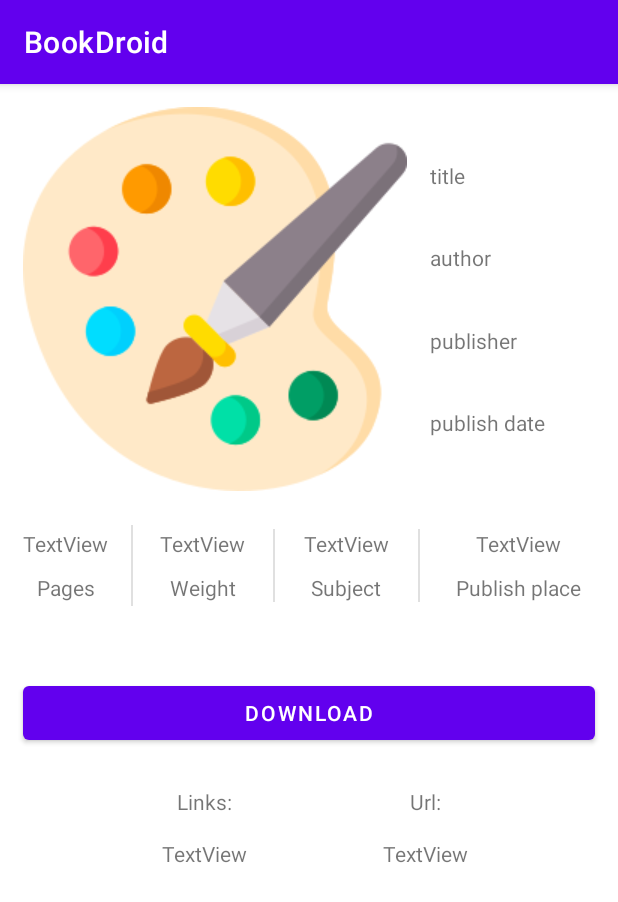
After one commit to Orlando17544/BookDroid, an Android app: the BookActivity screen opened directly, with no data from a screen before it, on a phone screen of 412 x 824 dp. The commit adds this screen. Shown: the top 902 px of the screen. Run offline under Robolectric (Android 15) with nearby library versions, the phone set to English and light mode, and no system bars; our stand-ins replace Room's generated code, data binding; 1 statement that could not run was skipped.

Commit message:
The UI of the book screen is added

```diff
--- a/app/src/main/AndroidManifest.xml
+++ b/app/src/main/AndroidManifest.xml
@@ -17,6 +17,12 @@
         android:theme="@style/Theme.BookDroid"
         tools:targetApi="31">
         <activity
+            android:name=".home.BookActivity"
+            android:exported="false" />
+        <activity
+            android:name=".home.CategoryActivity"
+            android:exported="false" />
+        <activity
             android:name=".MainActivity"
             android:exported="true">
             <intent-filter>
--- a/app/src/main/java/com/example/android/bookdroid/BindingAdapters.kt
+++ b/app/src/main/java/com/example/android/bookdroid/BindingAdapters.kt
@@ -28,7 +28,6 @@ import com.example.android.bookdroid.home.DownloadableBookAdapter
 import com.example.android.bookdroid.home.DownloadableBookApiStatus
 import com.example.android.bookdroid.home.DownloadableBookApiStatus.*
 import com.example.android.bookdroid.network.DownloadableBook
-
 
 /**
  * When there is no Mars property data (data is null), hide the [RecyclerView], otherwise show it.
--- a/app/src/main/java/com/example/android/bookdroid/database/BookDatabaseDao.kt
+++ b/app/src/main/java/com/example/android/bookdroid/database/BookDatabaseDao.kt
@@ -10,6 +10,9 @@ interface BookDatabaseDao {
     @Insert
     fun insertBookIdentifier(bookIdentifier: BookIdentifier)
 
+    @Query("SELECT identifier FROM book_id_table WHERE isbn = :isbn")
+    fun getBookIdentifierByIsbn(isbn: String): String;
+
     /*
     @Query("SELECT * FROM book_identifier_table WHERE category = :category")
     fun getBookIdentifiersByCategory(category: String): LiveData<Books>*/
--- a/app/src/main/java/com/example/android/bookdroid/database/BookIdentifier.kt
+++ b/app/src/main/java/com/example/android/bookdroid/database/BookIdentifier.kt
@@ -4,7 +4,7 @@ import androidx.room.ColumnInfo
 import androidx.room.Entity
 import androidx.room.PrimaryKey
 
-@Entity(tableName = "book_identifier_table")
+@Entity(tableName = "book_id_table")
 data class BookIdentifier(
     @PrimaryKey(autoGenerate = false)
     @ColumnInfo(name = "isbn")
--- /dev/null
+++ b/app/src/main/java/com/example/android/bookdroid/home/BookActivity.kt
@@ -0,0 +1,37 @@
+package com.example.android.bookdroid.home
+
+import androidx.appcompat.app.AppCompatActivity
+import android.os.Bundle
+import androidx.databinding.DataBindingUtil
+import androidx.lifecycle.ViewModelProvider
+import com.example.android.bookdroid.R
+import com.example.android.bookdroid.database.BookDatabase
+import com.example.android.bookdroid.databinding.ActivityBookBinding
+import com.example.android.bookdroid.databinding.ActivityCategoryBinding
+import com.example.android.bookdroid.network.DownloadableBook
+
+class BookActivity : AppCompatActivity() {
+
+    private lateinit var binding: ActivityBookBinding
+    private lateinit var viewModel: BookViewModel
+
+    override fun onCreate(savedInstanceState: Bundle?) {
+        super.onCreate(savedInstanceState)
+        setContentView(R.layout.activity_book)
+
+        binding = DataBindingUtil.setContentView(this, R.layout.activity_book)
+
+        val downloadableBook = intent.getParcelableExtra<DownloadableBook>(EXTRA_MESSAGE)
+
+        val dataSource = BookDatabase.getInstance(application).bookDatabaseDao;
+
+        val viewModelFactory = downloadableBook?.let { BookViewModelFactory(it, dataSource) }
+
+        // Get a reference to the ViewModel associated with this fragment.
+        viewModel = viewModelFactory?.let {
+            ViewModelProvider(this,
+                it
+            ).get(BookViewModel::class.java)
+        }!!
+    }
+}
--- /dev/null
+++ b/app/src/main/res/layout/activity_book.xml
@@ -0,0 +1,243 @@
+<?xml version="1.0" encoding="utf-8"?>
+<layout>
+
+    <androidx.constraintlayout.widget.ConstraintLayout xmlns:android="http://schemas.android.com/apk/res/android"
+        xmlns:app="http://schemas.android.com/apk/res-auto"
+        xmlns:tools="http://schemas.android.com/tools"
+        android:layout_width="match_parent"
+        android:layout_height="match_parent"
+        tools:context=".home.BookActivity">
+
+        <ImageView
+            android:id="@+id/imageView"
+            android:layout_width="wrap_content"
+            android:layout_height="wrap_content"
+            android:layout_marginStart="15dp"
+            android:layout_marginTop="15dp"
+            android:src="@drawable/art"
+            app:layout_constraintStart_toStartOf="parent"
+            app:layout_constraintTop_toTopOf="parent" />
+
+        <TextView
+            android:id="@+id/textView8"
+            android:layout_width="0dp"
+            android:layout_height="wrap_content"
+            android:layout_marginStart="15dp"
+            android:layout_marginEnd="15dp"
+            android:text="title"
+            app:layout_constraintBottom_toTopOf="@+id/textView9"
+            app:layout_constraintEnd_toEndOf="parent"
+            app:layout_constraintStart_toEndOf="@+id/imageView"
+            app:layout_constraintTop_toTopOf="@+id/imageView"
+            app:layout_constraintVertical_chainStyle="spread" />
+
+        <TextView
+            android:id="@+id/textView9"
+            android:layout_width="0dp"
+            android:layout_height="wrap_content"
+            android:layout_marginStart="15dp"
+            android:layout_marginEnd="15dp"
+            android:text="author"
+            app:layout_constraintBottom_toTopOf="@+id/textView10"
+            app:layout_constraintEnd_toEndOf="parent"
+            app:layout_constraintStart_toEndOf="@+id/imageView"
+            app:layout_constraintTop_toBottomOf="@+id/textView8" />
+
+        <TextView
+            android:id="@+id/textView10"
+            android:layout_width="0dp"
+            android:layout_height="wrap_content"
+            android:layout_marginStart="15dp"
+            android:layout_marginEnd="15dp"
+            android:text="publisher"
+            app:layout_constraintBottom_toTopOf="@+id/textView11"
+            app:layout_constraintEnd_toEndOf="parent"
+            app:layout_constraintStart_toEndOf="@+id/imageView"
+            app:layout_constraintTop_toBottomOf="@+id/textView9" />
+
+        <TextView
+            android:id="@+id/textView11"
+            android:layout_width="0dp"
+            android:layout_height="wrap_content"
+            android:layout_marginStart="15dp"
+            android:layout_marginEnd="15dp"
+            android:text="publish date"
+            app:layout_constraintBottom_toBottomOf="@+id/imageView"
+            app:layout_constraintEnd_toEndOf="parent"
+            app:layout_constraintStart_toEndOf="@+id/imageView"
+            app:layout_constraintTop_toBottomOf="@+id/textView10" />
+
+        <TextView
+            android:id="@+id/textView"
+            android:layout_width="wrap_content"
+            android:layout_height="wrap_content"
+            android:layout_marginTop="10dp"
+            android:text="Pages"
+            app:layout_constraintEnd_toStartOf="@+id/divider"
+            app:layout_constraintHorizontal_bias="0.5"
+            app:layout_constraintStart_toStartOf="parent"
+            app:layout_constraintTop_toBottomOf="@+id/textView5" />
+
+        <TextView
+            android:id="@+id/textView2"
+            android:layout_width="wrap_content"
+            android:layout_height="wrap_content"
+            android:layout_marginTop="10dp"
+            android:text="Weight"
+            app:layout_constraintEnd_toStartOf="@+id/divider2"
+            app:layout_constraintHorizontal_bias="0.5"
+            app:layout_constraintStart_toEndOf="@+id/divider"
+            app:layout_constraintTop_toBottomOf="@+id/textView6" />
+
+        <TextView
+            android:id="@+id/textView3"
+            android:layout_width="wrap_content"
+            android:layout_height="wrap_content"
+            android:layout_marginTop="10dp"
+            android:text="Subject"
+            app:layout_constraintEnd_toStartOf="@+id/divider3"
+            app:layout_constraintHorizontal_bias="0.5"
+            app:layout_constraintStart_toEndOf="@+id/divider2"
+            app:layout_constraintTop_toBottomOf="@+id/textView7" />
+
+        <TextView
+            android:id="@+id/textView4"
+            android:layout_width="wrap_content"
+            android:layout_height="wrap_content"
+            android:layout_marginTop="10dp"
+            android:text="Publish place"
+            app:layout_constraintEnd_toEndOf="parent"
+            app:layout_constraintHorizontal_bias="0.5"
+            app:layout_constraintStart_toEndOf="@+id/divider3"
+            app:layout_constraintTop_toBottomOf="@+id/textView12" />
+
+        <View
+            android:id="@+id/divider"
+            android:layout_width="1dp"
+            android:layout_height="54dp"
+            android:background="?android:attr/listDivider"
+            app:layout_constraintBottom_toBottomOf="@+id/textView"
+            app:layout_constraintEnd_toStartOf="@+id/textView2"
+            app:layout_constraintHorizontal_bias="0.5"
+            app:layout_constraintStart_toEndOf="@+id/textView"
+            app:layout_constraintTop_toTopOf="@+id/textView5" />
+
+        <View
+            android:id="@+id/divider2"
+            android:layout_width="1dp"
+            android:layout_height="0dp"
+            android:background="?android:attr/listDivider"
+            app:layout_constraintBottom_toBottomOf="@+id/textView2"
+            app:layout_constraintEnd_toStartOf="@+id/textView3"
+            app:layout_constraintHorizontal_bias="0.5"
+            app:layout_constraintStart_toEndOf="@+id/textView2"
+            app:layout_constraintTop_toTopOf="@+id/textView6" />
+
+        <View
+            android:id="@+id/divider3"
+            android:layout_width="1dp"
+            android:layout_height="0dp"
+            android:background="?android:attr/listDivider"
+            app:layout_constraintBottom_toBottomOf="@+id/textView3"
+            app:layout_constraintEnd_toStartOf="@+id/textView4"
+            app:layout_constraintHorizontal_bias="0.5"
+            app:layout_constraintStart_toEndOf="@+id/textView3"
+            app:layout_constraintTop_toTopOf="@+id/textView7" />
+
+        <TextView
+            android:id="@+id/textView5"
+            android:layout_width="wrap_content"
+            android:layout_height="wrap_content"
+            android:layout_marginTop="25dp"
+            android:text="TextView"
+            app:layout_constraintEnd_toEndOf="@+id/textView"
+            app:layout_constraintStart_toStartOf="@+id/textView"
+            app:layout_constraintTop_toBottomOf="@+id/imageView" />
+
+        <TextView
+            android:id="@+id/textView6"
+            android:layout_width="wrap_content"
+            android:layout_height="wrap_content"
+            android:layout_marginTop="25dp"
+            android:text="TextView"
+            app:layout_constraintEnd_toEndOf="@+id/textView2"
+            app:layout_constraintStart_toStartOf="@+id/textView2"
+            app:layout_constraintTop_toBottomOf="@+id/imageView" />
+
+        <TextView
+            android:id="@+id/textView7"
+            android:layout_width="wrap_content"
+            android:layout_height="wrap_content"
+            android:layout_marginTop="25dp"
+            android:text="TextView"
+            app:layout_constraintEnd_toEndOf="@+id/textView3"
+            app:layout_constraintStart_toStartOf="@+id/textView3"
+            app:layout_constraintTop_toBottomOf="@+id/imageView" />
+
+        <TextView
+            android:id="@+id/textView12"
+            android:layout_width="wrap_content"
+            android:layout_height="wrap_content"
+            android:layout_marginTop="25dp"
+            android:text="TextView"
+            app:layout_constraintEnd_toEndOf="@+id/textView4"
+            app:layout_constraintStart_toStartOf="@+id/textView4"
+            app:layout_constraintTop_toBottomOf="@+id/imageView" />
+
+        <Button
+            android:id="@+id/button"
+            android:layout_width="0dp"
+            android:layout_height="wrap_content"
+            android:layout_marginHorizontal="15dp"
+            android:layout_marginTop="50dp"
+            android:text="Download"
+            app:layout_constraintEnd_toEndOf="parent"
+            app:layout_constraintStart_toStartOf="parent"
+            app:layout_constraintTop_toBottomOf="@+id/divider2" />
+
+        <TextView
+            android:id="@+id/textView13"
+            android:layout_width="wrap_content"
+            android:layout_height="wrap_content"
+            android:layout_marginTop="25dp"
+            android:text="Links:"
+            app:layout_constraintEnd_toStartOf="@+id/textView15"
+            app:layout_constraintHorizontal_bias="0.5"
+            app:layout_constraintHorizontal_chainStyle="spread"
+            app:layout_constraintStart_toStartOf="parent"
+            app:layout_constraintTop_toBottomOf="@+id/button" />
+
+        <TextView
+            android:id="@+id/textView14"
+            android:layout_width="wrap_content"
+            android:layout_height="wrap_content"
+            android:layout_marginTop="15dp"
+            android:text="TextView"
+            app:layout_constraintEnd_toEndOf="@+id/textView13"
+            app:layout_constraintStart_toStartOf="@+id/textView13"
+            app:layout_constraintTop_toBottomOf="@+id/textView13" />
+
+        <TextView
+            android:id="@+id/textView15"
+            android:layout_width="wrap_content"
+            android:layout_height="wrap_content"
+            android:layout_marginTop="25dp"
+            android:text="Url:"
+            app:layout_constraintEnd_toEndOf="parent"
+            app:layout_constraintHorizontal_bias="0.5"
+            app:layout_constraintStart_toEndOf="@+id/textView13"
+            app:layout_constraintTop_toBottomOf="@+id/button" />
+
+        <TextView
+            android:id="@+id/textView16"
+            android:layout_width="wrap_content"
+            android:layout_height="wrap_content"
+            android:text="TextView"
+            android:layout_marginTop="15dp"
+            app:layout_constraintEnd_toEndOf="@+id/textView15"
+            app:layout_constraintStart_toStartOf="@+id/textView15"
+            app:layout_constraintTop_toBottomOf="@+id/textView15" />
+
+    </androidx.constraintlayout.widget.ConstraintLayout>
+
+</layout>
```
Also changed, not shown: app/build.gradle (+12 -0 lines), app/src/main/java/com/example/android/bookdroid/home/BookViewModel.kt (added, +10 -0 lines), app/src/main/java/com/example/android/bookdroid/home/BookViewModelFactory.kt (added, +19 -0 lines), app/src/main/java/com/example/android/bookdroid/home/CategoryActivity.kt (added, +34 -0 lines), app/src/main/java/com/example/android/bookdroid/home/CategoryViewModel.kt (added, +17 -0 lines), app/src/main/java/com/example/android/bookdroid/home/CategoryViewModelFactory.kt (added, +17 -0 lines), app/src/main/java/com/example/android/bookdroid/home/DownloadableBookAdapter.kt (+8 -3 lines), app/src/main/java/com/example/android/bookdroid/home/HomeFragment.kt (+16 -9 lines), app/src/main/java/com/example/android/bookdroid/network/DownloadableBook.kt (+12 -2 lines), app/src/main/res/layout/activity_category.xml (added, +13 -0 lines), app/src/main/res/layout/book_item.xml (+11 -6 lines).
